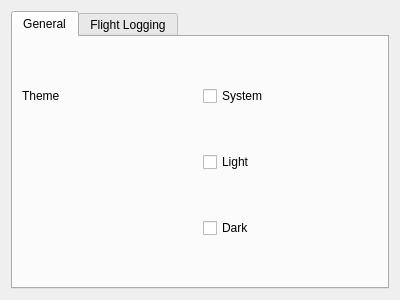
First picture: the form in settingswidget.ui, repository fiffty-50/openPilotLog, before the edit.
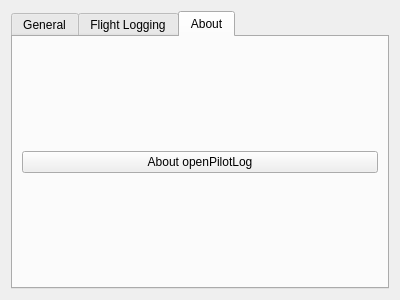
Second picture: the form after the edit. The open tabs and pages were chosen to show the change.

Commit message: Added about button and legal information

```diff
--- a/settingswidget.ui
+++ b/settingswidget.ui
@@ -85,6 +85,20 @@
        </property>
       </widget>
      </widget>
+     <widget class="QWidget" name="aboutTab">
+      <attribute name="title">
+       <string>About</string>
+      </attribute>
+      <layout class="QGridLayout" name="gridLayout_3">
+       <item row="0" column="0">
+        <widget class="QPushButton" name="aboutPushButton">
+         <property name="text">
+          <string>About openPilotLog</string>
+         </property>
+        </widget>
+       </item>
+      </layout>
+     </widget>
     </widget>
    </item>
   </layout>
```
The commit also changes 4 other files.
